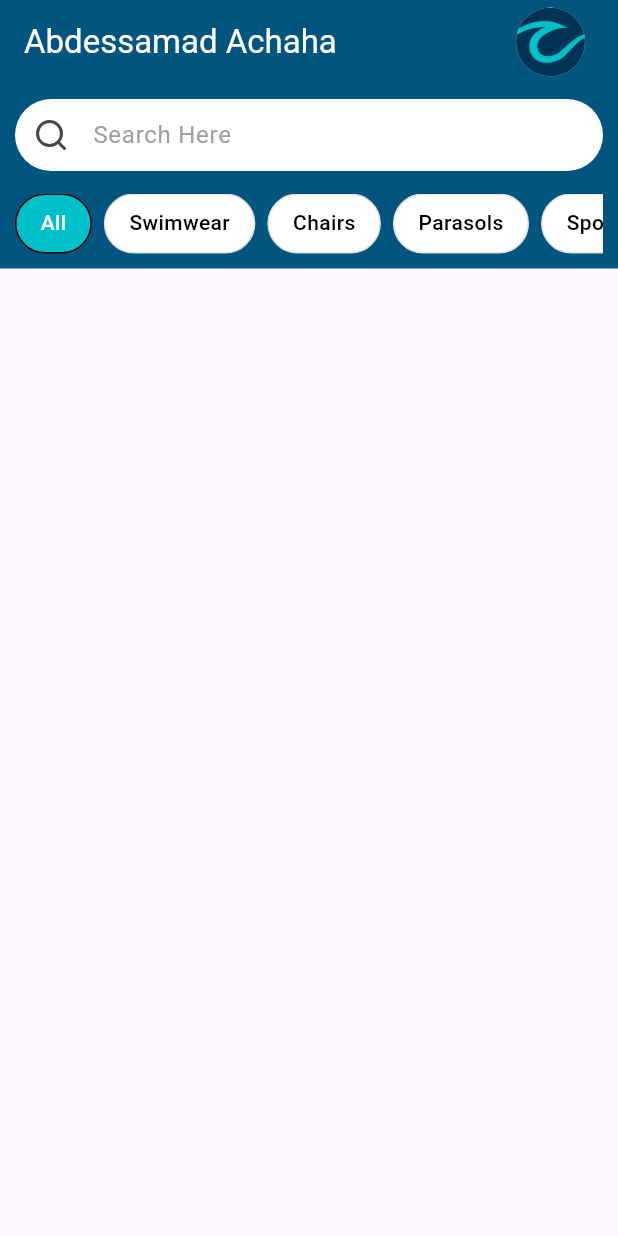
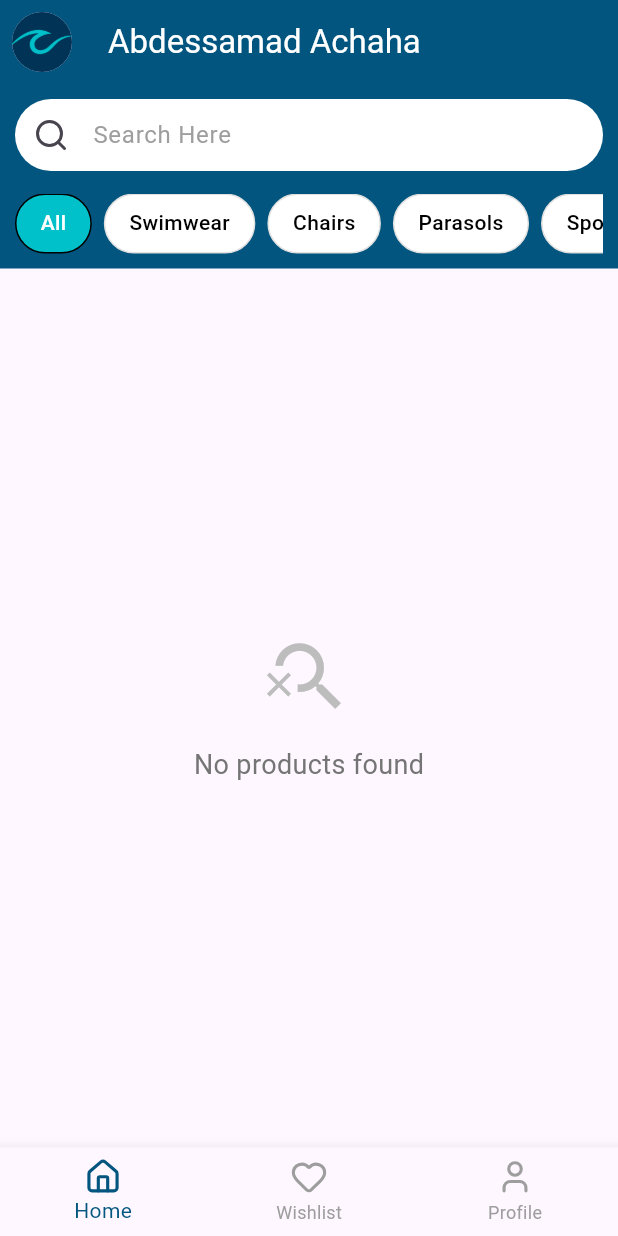
Before and after one commit to abdessamadachaha/SAYF, a Flutter app: the screen it shows after launch, on a phone screen of 412 x 824 dp. Run offline on Flutter 3.47's test engine with Material 3 defaults, Android fonts, the phone set to English and light mode, and no system bars; our stand-ins replace flutter_svg, google_fonts, lucide_icons_flutter, supabase_flutter; accounts and stored records are empty.

Commit message:
add menu

```diff
--- a/lib/constants.dart
+++ b/lib/constants.dart
@@ -4,3 +4,21 @@ Color KprimaryColor = Color(0xFF01557E);
 Color KaccentColor = Color(0xFF00C0C9);
 Color KbackgroundColor = Colors.white;
 Color KtextColor = Colors.black;
+Color KbackgroundCard = Color(0xFF3F3F3);
+
+final List<String> Kcategories = [
+  'All',
+  'Swimwear',
+  'Chairs',
+  'Parasols',
+  'Sports',
+  'Vehicles'
+];
+
+final Map<String, int> KcategoryMap = {
+  'Swimwear': 1,
+  'Chairs': 2,
+  'Parasols': 3,
+  'Sports': 4,
+  'Vehicles': 5,
+};
--- a/lib/main.dart
+++ b/lib/main.dart
@@ -1,6 +1,7 @@
 import 'package:flutter/material.dart';
 import 'package:sayf/config/supbase.dart';
 import 'package:sayf/views/auth/login.dart';
+import 'package:sayf/views/home.dart';
 import 'package:sayf/views/homepage.dart';
 import 'package:sayf/views/splash_scree.dart';
 import 'package:supabase_flutter/supabase_flutter.dart';
@@ -21,7 +22,7 @@ class MyApp extends StatelessWidget {
   Widget build(BuildContext context) {
     return MaterialApp(
       debugShowCheckedModeBanner: false,
-      home: Homepage(),
+      home: Home(),
     );
   }
 }
--- a/lib/views/auth/login.dart
+++ b/lib/views/auth/login.dart
@@ -46,7 +46,7 @@ class _LoginScreenState extends State<LoginScreen> {
     setState(() => isLoading = false);
 
     if (result == null) {
-      Navigator.pushReplacement(context, MaterialPageRoute(builder: (_) => home()));
+      Navigator.pushReplacement(context, MaterialPageRoute(builder: (_) => Home()));
     } else {
       ShowSnackBar(context, result, Colors.red);
     }
--- a/lib/views/home.dart
+++ b/lib/views/home.dart
@@ -1,16 +1,46 @@
 import 'package:flutter/material.dart';
+import 'package:lucide_icons_flutter/lucide_icons.dart';
+import 'package:sayf/constants.dart';
+import 'package:sayf/views/homepage.dart';
+
+class Home extends StatefulWidget {
+  const Home({super.key});
+
+  @override
+  State<Home> createState() => _HomeState();
+}
+
+class _HomeState extends State<Home> {
+  int _selectedIndex = 0;
+  final pages = [Homepage(), Homepage(), Homepage()];
 
 
-
-
-class home extends StatelessWidget {
-  const home({super.key});
 
   @override
   Widget build(BuildContext context) {
     return Scaffold(
-      body: Center(
-        child: Text('Hello'),
+      // Your body content here
+      body: pages[_selectedIndex],
+
+      bottomNavigationBar: BottomNavigationBar(
+        currentIndex: _selectedIndex,
+        onTap: (index) => setState(() => _selectedIndex = index),
+        selectedItemColor: KprimaryColor,
+        unselectedItemColor: Colors.grey,
+        items: const [
+          BottomNavigationBarItem(
+            icon: Icon(LucideIcons.house, size: 25),
+            label: 'Home',
+          ),
+          BottomNavigationBarItem(
+            icon: Icon(LucideIcons.heart, size: 25),
+            label: 'Wishlist',
+          ),
+          BottomNavigationBarItem(
+            icon: Icon(LucideIcons.user, size: 25),
+            label: 'Profile',
+          ),
+        ],
       ),
     );
   }
--- a/lib/views/homepage.dart
+++ b/lib/views/homepage.dart
@@ -2,7 +2,8 @@ import 'package:flutter/material.dart';
 import 'package:flutter_svg/svg.dart';
 import 'package:sayf/constants.dart';
 import 'package:lucide_icons_flutter/lucide_icons.dart';
-
+import 'package:sayf/views/widgets/ProductCart.dart';
+import 'package:supabase_flutter/supabase_flutter.dart';
 
 class Homepage extends StatefulWidget {
   const Homepage({super.key});
@@ -13,39 +14,46 @@ class Homepage extends StatefulWidget {
 
 class _HomepageState extends State<Homepage> {
   int selectedCategoryIndex = 0;
+  String searchQuery = '';
 
-  final List<String> categories = [
-    'All',
-    'Swimwear',
-    'Chairs',
-    'Parasols',
-    'Sports',
-    'Vehicles'
-  ];
+  Future<List<dynamic>> fetchProducts() async {
+    final supabase = Supabase.instance.client;
+    var query = supabase.from('products').select();
+
+    if (selectedCategoryIndex != 0) {
+      final categoryName = Kcategories[selectedCategoryIndex];
+      final categoryId = KcategoryMap[categoryName];
+      if (categoryId != null) {
+        query = query.eq('category_id', categoryId);
+      }
+    }
+
+    if (searchQuery.isNotEmpty) {
+      query = query.ilike('name', '%$searchQuery%');
+    }
+
+    final response = await query;
+    return response;
+  }
+
   @override
   Widget build(BuildContext context) {
     return Scaffold(
-
       appBar: AppBar(
         backgroundColor: KprimaryColor,
-        title: Text('Abdessamad Achaha', style: TextStyle(color: Colors.white),),
-        actions: [
-          Padding(
-            padding: const EdgeInsets.all(5.0),
-            child: CircleAvatar(
+        title: const Text('Abdessamad Achaha', style: TextStyle(color: Colors.white)),
+        leading: Padding(
+          padding: const EdgeInsets.symmetric(horizontal: 8, vertical: 5),
+          child: const CircleAvatar(
             radius: 40,
             backgroundImage: AssetImage('assets/sayfIcon.png'),
           ),
-          )
-        ],
+        ),
       ),
       body: Column(
         children: [
           Container(
-            decoration: BoxDecoration(
-              color: KprimaryColor
-            ),
-            child: Padding(
+            color: KprimaryColor,
             padding: const EdgeInsets.all(10.0),
             child: Column(
               children: [
@@ -53,45 +61,94 @@ class _HomepageState extends State<Homepage> {
                   decoration: BoxDecoration(
                     color: Colors.white,
                     borderRadius: BorderRadius.circular(30.0),
-
                   ),
                   child: TextField(
                     decoration: InputDecoration(
-                        contentPadding: EdgeInsets.only(top: 12),
+                      contentPadding: const EdgeInsets.only(top: 12),
                       border: InputBorder.none,
                       hintText: 'Search Here',
-                        hintStyle: TextStyle(color: Colors.grey),
-                        prefixIcon: Icon(LucideIcons.search),
+                      hintStyle: const TextStyle(color: Colors.grey),
+                      prefixIcon: const Icon(LucideIcons.search),
+                    ),
+                    onChanged: (value) => setState(() => searchQuery = value),
                   ),
                 ),
-                  ),
-                  SizedBox(height: 15,),
+                const SizedBox(height: 15),
                 SizedBox(
                   height: 40,
                   child: ListView.separated(
                     scrollDirection: Axis.horizontal,
-                      itemCount: categories.length,
+                    itemCount: Kcategories.length,
                     separatorBuilder: (_, __) => const SizedBox(width: 8),
                     itemBuilder: (context, index) {
-                        return _buildCategoryChip(index,categories[index]);
+                      return _buildCategoryChip(index, Kcategories[index]);
                     },
-
-
+                  ),
+                ),
+              ],
             ),
           ),
 
+          /// ✅ Ce `Expanded` maintenant contient **seulement** le `FutureBuilder`
+          Expanded(
+            child: FutureBuilder<List<dynamic>>(
+              future: fetchProducts(),
+              builder: (context, snapshot) {
+                if (snapshot.connectionState == ConnectionState.waiting) {
+                  return const Center(
+                    child: CircularProgressIndicator(strokeWidth: 2, color: Colors.black),
+                  );
+                }
+
+                if (snapshot.hasError) {
+                  return Center(
+                    child: Text(
+                      'Error loading products',
+                      style: TextStyle(color: Colors.red[400]),
+                    ),
+                  );
+                }
+
+                final products = snapshot.data ?? [];
+                if (products.isEmpty) {
+                  return Center(
+                    child: Column(
+                      mainAxisAlignment: MainAxisAlignment.center,
+                      children: [
+                        Icon(Icons.search_off, size: 60, color: Colors.grey[400]),
+                        const SizedBox(height: 16),
+                        Text(
+                          'No products found',
+                          style: TextStyle(fontSize: 18, color: Colors.grey[600]),
+                        ),
                       ],
                     ),
-            )
-          )
+                  );
+                }
+
+                return Padding(
+                  padding: const EdgeInsets.only(top: 16, left: 10),
+                  child: GridView.builder(
+                    itemCount: products.length,
+                    gridDelegate: const SliverGridDelegateWithFixedCrossAxisCount(
+                      crossAxisCount: 2,
+                      mainAxisSpacing: 12,
+                      mainAxisExtent: 280,
+                      crossAxisSpacing: 12,
+                      childAspectRatio: 0.75,
+
+                    ),
+                    itemBuilder: (context, index) {
+                      return buildProductCard(context, products[index]);
+                    },
+                  ),
+                );
+              },
+            ),
+          ),
         ],
       ),
-
-
-
-
     );
-
   }
 
   Widget _buildCategoryChip(int index, String name) {
```
Also changed, not shown: lib/models/product.dart (added, +25 -0 lines), lib/views/widgets/ProductCart.dart (added, +91 -0 lines). Lines whose indentation alone changed are shown as unchanged.
